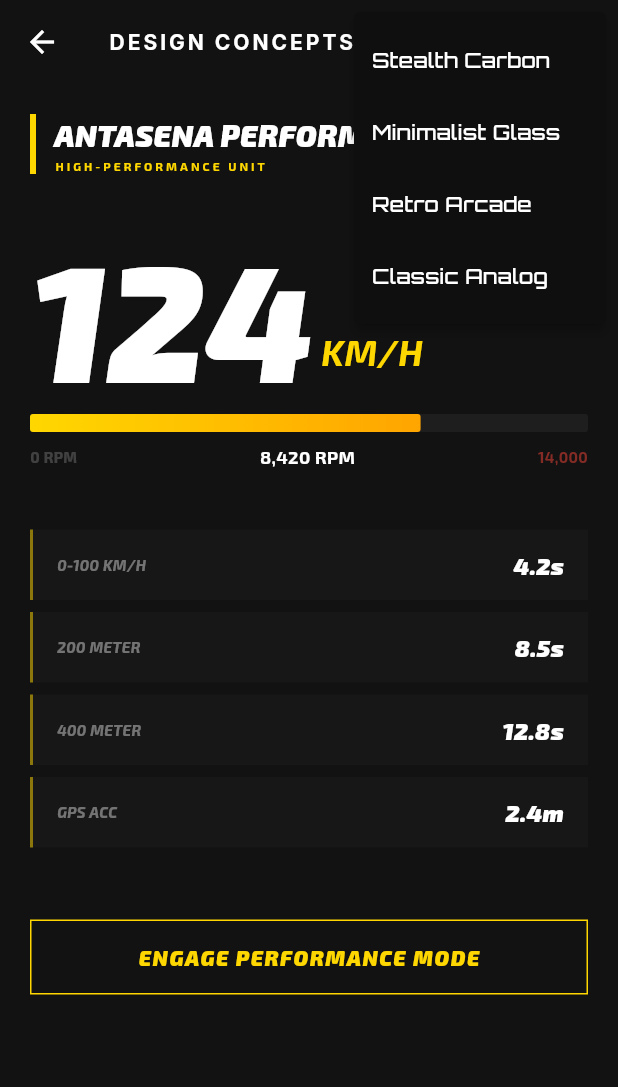
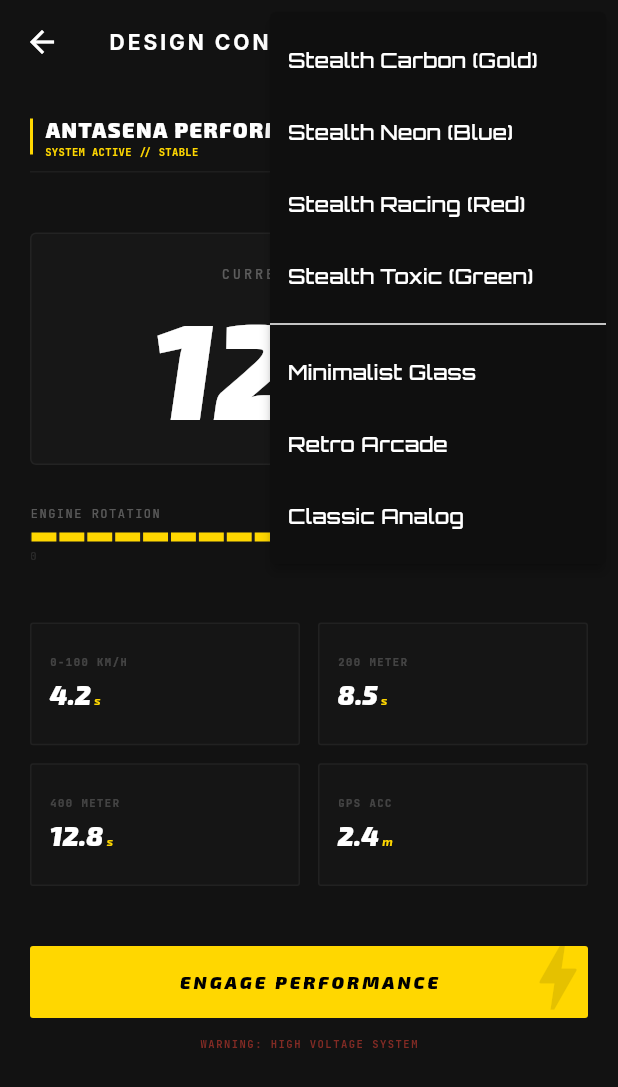
Before and after one commit to Zidanadzi/Antasena-Performance, a Flutter app: the DesignShowcasePage screen opened by its route, after a tap on the "palette" icon, on a phone screen of 412 x 824 dp. Shown: the top 1087 px of the screen. Run offline on Flutter 3.47's test engine with Material 3 defaults, Android fonts, the phone set to English and light mode, and no system bars; our stand-ins replace flutter_bluetooth_serial, geolocator, google_fonts, permission_handler, shared_preferences; missing offline and left inert: bluetooth_classic; accounts and stored records are empty.

Commit message:
feat: Add new color themes to design showcase
Introduces several new "Stealth" color themes (Neon, Racing, Toxic) to the design showcase. Updates the `_selectedStyle` enum and the `_getBgColor` logic to accommodate these new options, enhancing visual customization.

```diff
--- a/lib/design_showcase.dart
+++ b/lib/design_showcase.dart
@@ -9,7 +9,7 @@ class DesignShowcasePage extends StatefulWidget {
 }
 
 class _DesignShowcasePageState extends State<DesignShowcasePage> {
-  int _selectedStyle = 0; // 0: Stealth Carbon, 1: Minimalist Glass, 2: Retro Arcade, 3: Classic Analog
+  int _selectedStyle = 0; // 0: Stealth Carbon, 1: Minimalist Glass, 2: Retro Arcade, 3: Classic Analog, 4: Stealth Neon, 5: Stealth Red, 6: Stealth Toxic
 
   @override
   Widget build(BuildContext context) {
@@ -24,7 +24,11 @@ class _DesignShowcasePageState extends State<DesignShowcasePage> {
             icon: const Icon(Icons.palette),
             onSelected: (val) => setState(() => _selectedStyle = val),
             itemBuilder: (context) => [
-              const PopupMenuItem(value: 0, child: Text('Stealth Carbon')),
+              const PopupMenuItem(value: 0, child: Text('Stealth Carbon (Gold)')),
+              const PopupMenuItem(value: 4, child: Text('Stealth Neon (Blue)')),
+              const PopupMenuItem(value: 5, child: Text('Stealth Racing (Red)')),
+              const PopupMenuItem(value: 6, child: Text('Stealth Toxic (Green)')),
+              const PopupMenuDivider(),
               const PopupMenuItem(value: 1, child: Text('Minimalist Glass')),
               const PopupMenuItem(value: 2, child: Text('Retro Arcade')),
               const PopupMenuItem(value: 3, child: Text('Classic Analog')),
@@ -52,11 +56,24 @@ class _DesignShowcasePageState extends State<DesignShowcasePage> {
 
   Color _getBgColor() {
     switch (_selectedStyle) {
-      case 0: return const Color(0xFF121212);
+      case 0:
+      case 4:
+      case 5:
+      case 6: return const Color(0xFF121212);
       case 1: return const Color(0xFF0F172A);
       case 2: return Colors.black;
       case 3: return const Color(0xFF1C1C1C);
       default: return Colors.black;
+    }
+  }
+
+  Color _getAccentColor() {
+    switch (_selectedStyle) {
+      case 0: return const Color(0xFFFFD700); // Gold
+      case 4: return const Color(0xFF00E5FF); // Neon Blue
+      case 5: return const Color(0xFFFF1744); // Racing Red
+      case 6: return const Color(0xFF00E676); // Toxic Green
+      default: return Colors.white;
     }
   }
 
@@ -66,17 +83,46 @@ class _DesignShowcasePageState extends State<DesignShowcasePage> {
 
     switch (_selectedStyle) {
       case 0: // Stealth Carbon
-        return Row(
+      case 4: // Stealth Neon
+      case 5: // Stealth Red
+      case 6: // Stealth Toxic
+        return Column(
+          crossAxisAlignment: CrossAxisAlignment.start,
           children: [
-            Container(width: 4, height: 40, color: const Color(0xFFFFD700)),
-            const SizedBox(width: 12),
+            Row(
+              mainAxisAlignment: MainAxisAlignment.spaceBetween,
+              children: [
+                Row(
+                  children: [
+                    Container(width: 2, height: 24, color: _getAccentColor()),
+                    const SizedBox(width: 8),
                     Column(
                       crossAxisAlignment: CrossAxisAlignment.start,
                       children: [
-                Text(title, style: GoogleFonts.exo2(color: Colors.white, fontSize: 20, fontWeight: FontWeight.w900, fontStyle: FontStyle.italic)),
-                Text("HIGH-PERFORMANCE UNIT", style: GoogleFonts.exo2(color: const Color(0xFFFFD700), fontSize: 8, fontWeight: FontWeight.bold, letterSpacing: 2)),
+                        Text(title, style: GoogleFonts.exo2(color: Colors.white, fontSize: 14, fontWeight: FontWeight.w900, letterSpacing: 1)),
+                        Text("SYSTEM ACTIVE // STABLE", style: GoogleFonts.jetBrainsMono(color: _getAccentColor(), fontSize: 7, fontWeight: FontWeight.bold)),
                       ],
                     ),
+                  ],
+                ),
+                Container(
+                  padding: const EdgeInsets.symmetric(horizontal: 6, vertical: 2),
+                  decoration: BoxDecoration(
+                    border: Border.all(color: Colors.white.withOpacity(0.1)),
+                    borderRadius: BorderRadius.circular(2),
+                  ),
+                  child: Row(
+                    children: [
+                      Container(width: 4, height: 4, decoration: BoxDecoration(color: _getAccentColor(), shape: BoxShape.circle)),
+                      const SizedBox(width: 4),
+                      Text("LIVE", style: GoogleFonts.jetBrainsMono(color: Colors.white.withOpacity(0.5), fontSize: 8, fontWeight: FontWeight.bold)),
+                    ],
+                  ),
+                ),
+              ],
+            ),
+            const SizedBox(height: 8),
+            Container(height: 1, width: double.infinity, color: Colors.white.withOpacity(0.05)),
           ],
         );
       case 1: // Minimalist Glass
@@ -110,50 +156,79 @@ class _DesignShowcasePageState extends State<DesignShowcasePage> {
   Widget _buildMainGauge() {
     switch (_selectedStyle) {
       case 0: // Stealth Carbon
+      case 4: // Stealth Neon
+      case 5: // Stealth Red
+      case 6: // Stealth Toxic
         return Column(
           children: [
+            Container(
+              padding: const EdgeInsets.symmetric(vertical: 20, horizontal: 30),
+              decoration: BoxDecoration(
+                color: Colors.white.withOpacity(0.02),
+                border: Border.all(color: Colors.white.withOpacity(0.05)),
+                borderRadius: BorderRadius.circular(4),
+              ),
+              child: Column(
+                children: [
+                  Text("CURRENT VELOCITY", style: GoogleFonts.jetBrainsMono(color: Colors.white.withOpacity(0.3), fontSize: 9, letterSpacing: 2)),
+                  const SizedBox(height: 10),
                   Row(
+                    mainAxisAlignment: MainAxisAlignment.center,
                     crossAxisAlignment: CrossAxisAlignment.end,
                     children: [
-                Text("124", style: GoogleFonts.exo2(color: Colors.white, fontSize: 110, fontWeight: FontWeight.w900, fontStyle: FontStyle.italic, height: 1)),
+                      Text("124", style: GoogleFonts.exo2(color: Colors.white, fontSize: 90, fontWeight: FontWeight.w900, fontStyle: FontStyle.italic, height: 1)),
                       Padding(
-                  padding: const EdgeInsets.only(bottom: 15, left: 5),
-                  child: Text("KM/H", style: GoogleFonts.exo2(color: const Color(0xFFFFD700), fontSize: 24, fontWeight: FontWeight.bold, fontStyle: FontStyle.italic)),
+                        padding: const EdgeInsets.only(bottom: 12, left: 4),
+                        child: Text("KM/H", style: GoogleFonts.exo2(color: _getAccentColor(), fontSize: 18, fontWeight: FontWeight.bold, fontStyle: FontStyle.italic)),
                       ),
                     ],
                   ),
-            const SizedBox(height: 10),
+                ],
+              ),
+            ),
+            const SizedBox(height: 25),
+            Column(
+              crossAxisAlignment: CrossAxisAlignment.start,
+              children: [
+                Row(
+                  mainAxisAlignment: MainAxisAlignment.spaceBetween,
+                  children: [
+                    Text("ENGINE ROTATION", style: GoogleFonts.jetBrainsMono(color: Colors.white.withOpacity(0.3), fontSize: 8, letterSpacing: 1)),
+                    Text("8,420 RPM", style: GoogleFonts.jetBrainsMono(color: Colors.white, fontSize: 10, fontWeight: FontWeight.bold)),
+                  ],
+                ),
+                const SizedBox(height: 6),
                 Stack(
                   children: [
                     Container(
-                  height: 12,
+                      height: 6,
                       width: double.infinity,
                       decoration: BoxDecoration(
                         color: Colors.white.withOpacity(0.05),
-                    borderRadius: BorderRadius.circular(2),
+                        borderRadius: BorderRadius.circular(1),
                       ),
                     ),
-                FractionallySizedBox(
-                  widthFactor: 0.7,
+                    // Segmented look
+                    Row(
+                      children: List.generate(20, (i) => Expanded(
                         child: Container(
-                    height: 12,
-                    decoration: BoxDecoration(
-                      gradient: const LinearGradient(
-                        colors: [Color(0xFFFFD700), Color(0xFFFFA500)],
+                          margin: const EdgeInsets.symmetric(horizontal: 1),
+                          height: 6,
+                          color: i < 14 ? _getAccentColor() : Colors.transparent,
                         ),
-                      borderRadius: BorderRadius.circular(2),
-                    ),
-                  ),
+                      )),
                     ),
                   ],
                 ),
-            const SizedBox(height: 8),
+                const SizedBox(height: 4),
                 Row(
                   mainAxisAlignment: MainAxisAlignment.spaceBetween,
                   children: [
-                Text("0 RPM", style: GoogleFonts.exo2(color: Colors.white.withOpacity(0.2), fontSize: 10, fontWeight: FontWeight.bold)),
-                Text("8,420 RPM", style: GoogleFonts.exo2(color: Colors.white, fontSize: 12, fontWeight: FontWeight.bold)),
-                Text("14,000", style: GoogleFonts.exo2(color: Colors.red.withOpacity(0.5), fontSize: 10, fontWeight: FontWeight.bold)),
+                    Text("0", style: GoogleFonts.jetBrainsMono(color: Colors.white.withOpacity(0.1), fontSize: 7)),
+                    Text("7K", style: GoogleFonts.jetBrainsMono(color: Colors.white.withOpacity(0.1), fontSize: 7)),
+                    Text("14K", style: GoogleFonts.jetBrainsMono(color: Colors.red.withOpacity(0.3), fontSize: 7)),
+                  ],
+                ),
               ],
             ),
           ],
@@ -231,19 +306,38 @@ class _DesignShowcasePageState extends State<DesignShowcasePage> {
 
     switch (_selectedStyle) {
       case 0: // Stealth Carbon
-        return Column(
+      case 4: // Stealth Neon
+      case 5: // Stealth Red
+      case 6: // Stealth Toxic
+        return GridView.count(
+          shrinkWrap: true,
+          physics: const NeverScrollableScrollPhysics(),
+          crossAxisCount: 2,
+          mainAxisSpacing: 12,
+          crossAxisSpacing: 12,
+          childAspectRatio: 2.2,
           children: data.map((item) => Container(
-            margin: const EdgeInsets.only(bottom: 8),
-            padding: const EdgeInsets.symmetric(horizontal: 16, vertical: 12),
+            padding: const EdgeInsets.all(12),
             decoration: BoxDecoration(
-              color: Colors.white.withOpacity(0.02),
-              border: Border(left: BorderSide(color: const Color(0xFFFFD700).withOpacity(0.5), width: 2)),
+              color: Colors.white.withOpacity(0.01),
+              border: Border.all(color: Colors.white.withOpacity(0.05)),
+              borderRadius: BorderRadius.circular(2),
             ),
-            child: Row(
-              mainAxisAlignment: MainAxisAlignment.spaceBetween,
+            child: Column(
+              crossAxisAlignment: CrossAxisAlignment.start,
+              mainAxisAlignment: MainAxisAlignment.center,
               children: [
-                Text(item['label']!, style: GoogleFonts.exo2(color: Colors.white.withOpacity(0.4), fontSize: 10, fontWeight: FontWeight.bold, fontStyle: FontStyle.italic)),
-                Text(item['value']!, style: GoogleFonts.exo2(color: Colors.white, fontSize: 16, fontWeight: FontWeight.w900, fontStyle: FontStyle.italic)),
+                Text(item['label']!.toUpperCase(), style: GoogleFonts.jetBrainsMono(color: Colors.white.withOpacity(0.2), fontSize: 7, fontWeight: FontWeight.bold, letterSpacing: 1)),
+                const SizedBox(height: 4),
+                Row(
+                  crossAxisAlignment: CrossAxisAlignment.baseline,
+                  textBaseline: TextBaseline.alphabetic,
+                  children: [
+                    Text(item['value']!.replaceAll(RegExp(r'[a-zA-Z/s]'), ''), style: GoogleFonts.exo2(color: Colors.white, fontSize: 18, fontWeight: FontWeight.w900, fontStyle: FontStyle.italic)),
+                    const SizedBox(width: 2),
+                    Text(item['value']!.replaceAll(RegExp(r'[0-9.]'), ''), style: GoogleFonts.exo2(color: _getAccentColor(), fontSize: 8, fontWeight: FontWeight.bold, fontStyle: FontStyle.italic)),
+                  ],
+                ),
               ],
             ),
           )).toList(),
@@ -314,20 +408,37 @@ class _DesignShowcasePageState extends State<DesignShowcasePage> {
   Widget _buildActionButtons() {
     switch (_selectedStyle) {
       case 0: // Stealth Carbon
+      case 4: // Stealth Neon
+      case 5: // Stealth Red
+      case 6: // Stealth Toxic
         return Column(
           children: [
             Container(
               width: double.infinity,
-              height: 50,
+              height: 48,
               decoration: BoxDecoration(
-                border: Border.all(color: const Color(0xFFFFD700)),
+                color: _getAccentColor(),
+                borderRadius: BorderRadius.circular(2),
               ),
-              child: Center(
-                child: Text("ENGAGE PERFORMANCE MODE",
-                  style: GoogleFonts.exo2(color: const Color(0xFFFFD700), fontWeight: FontWeight.w900, fontStyle: FontStyle.italic, letterSpacing: 1)
+              child: Stack(
+                children: [
+                  Positioned(
+                    right: -10,
+                    top: -10,
+                    child: Icon(Icons.bolt, color: Colors.black.withOpacity(0.1), size: 60),
+                  ),
+                  Center(
+                    child: Text(_selectedStyle == 0 ? "ENGAGE PERFORMANCE" :
+                               _selectedStyle == 4 ? "INITIALIZE LINK" :
+                               _selectedStyle == 5 ? "ACTIVATE CORE" : "RELEASE POWER",
+                      style: GoogleFonts.exo2(color: Colors.black, fontWeight: FontWeight.w900, fontStyle: FontStyle.italic, letterSpacing: 2, fontSize: 12)
                     ),
                   ),
+                ],
               ),
+            ),
+            const SizedBox(height: 12),
+            Text("WARNING: HIGH VOLTAGE SYSTEM", style: GoogleFonts.jetBrainsMono(color: Colors.red.withOpacity(0.5), fontSize: 7, fontWeight: FontWeight.bold, letterSpacing: 1)),
           ],
         );
       case 1: // Minimalist Glass
```
Lines whose indentation alone changed are shown as unchanged.
